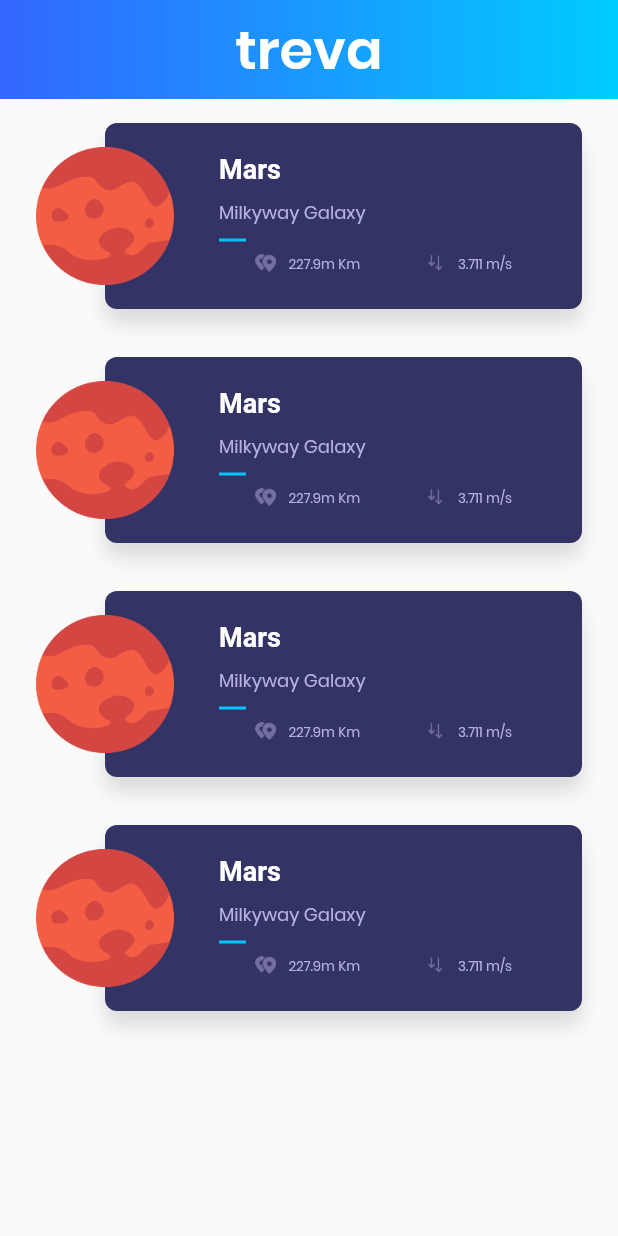
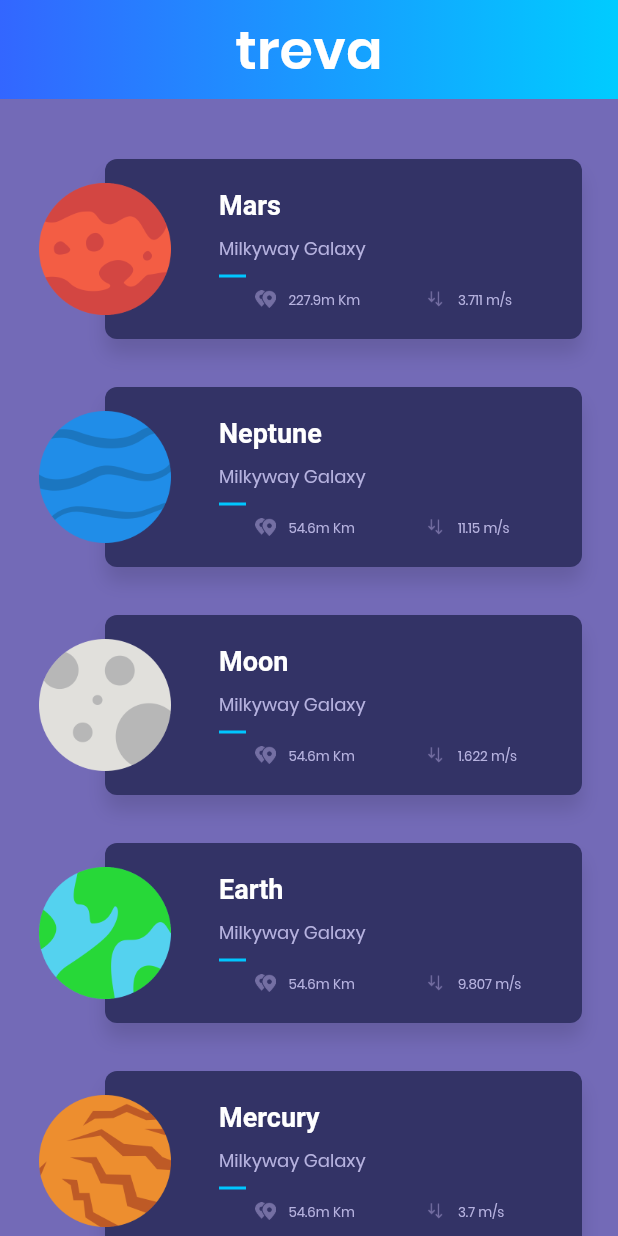
Before and after one commit to gardenias/quotes, a Flutter app: the screen it shows after launch, on a phone screen of 412 x 824 dp. Run offline on Flutter 3.47's test engine with Material 2 defaults, Android fonts, the phone set to English and light mode, and no system bars.

Commit message:
Lesson 4: Planets-Flutter: creating a list of planets

```diff
--- a/lib/planets/ui/home/HomePage.dart
+++ b/lib/planets/ui/home/HomePage.dart
@@ -11,9 +11,6 @@ class HomePage extends StatelessWidget {
         children: <Widget>[
           new GradientAppBar("treva"),
           HomePageBody(),
-          HomePageBody(),
-          HomePageBody(),
-          HomePageBody(),
         ],
       ),
     );
--- a/lib/planets/ui/home/HomePageBody.dart
+++ b/lib/planets/ui/home/HomePageBody.dart
@@ -53,6 +53,23 @@ class HomePageBody extends StatelessWidget {
 
   @override
   Widget build(BuildContext context) {
-    return PlanetRow(planets[0]);
+    return Expanded(
+      child: Container(
+        color: Color(0xFF736AB7),
+        child: CustomScrollView(
+          scrollDirection: Axis.vertical,
+          slivers: <Widget>[
+            new SliverPadding(
+              padding: EdgeInsets.symmetric(vertical: 24.0),
+              sliver: new SliverFixedExtentList(
+                  delegate: SliverChildBuilderDelegate(
+                      (context, index) => new PlanetRow(planets[index]),
+                      childCount: planets.length),
+                  itemExtent: 152.0),
+            )
+          ],
+        ),
+      ),
+    );
   }
 }
```
